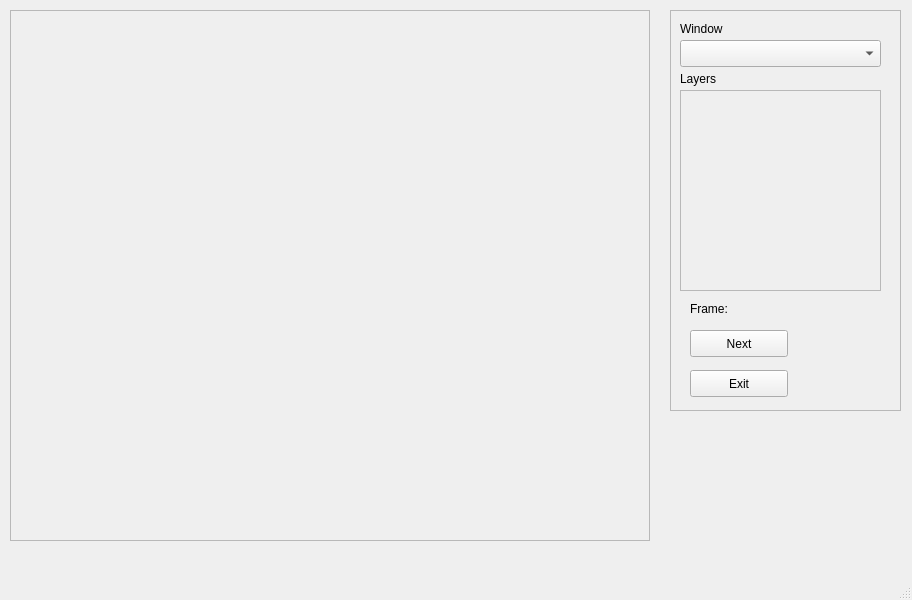
The window that Vision/VisionWrapper/mainwindow.ui (NUbots/robocup) describes before a commit, drawn with Qt 5.
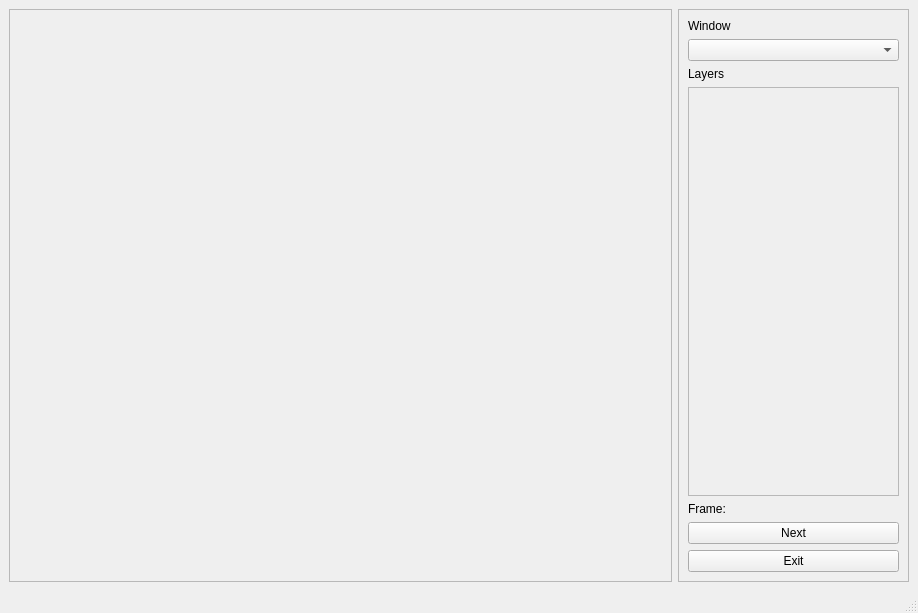
The same window after the commit.

What changed in the file:
```diff
--- a/Vision/VisionWrapper/mainwindow.ui
+++ b/Vision/VisionWrapper/mainwindow.ui
@@ -6,8 +6,8 @@
    <rect>
     <x>0</x>
     <y>0</y>
-    <width>912</width>
-    <height>600</height>
+    <width>918</width>
+    <height>613</height>
    </rect>
   </property>
   <property name="sizePolicy">
@@ -20,17 +20,11 @@
    <string>MainWindow</string>
   </property>
   <widget class="QWidget" name="centralwidget">
+   <layout class="QHBoxLayout" name="horizontalLayout">
+    <item>
    <widget class="QScrollArea" name="windowsScrollArea">
-    <property name="geometry">
-     <rect>
-      <x>10</x>
-      <y>10</y>
-      <width>640</width>
-      <height>531</height>
-     </rect>
-    </property>
     <property name="sizePolicy">
-     <sizepolicy hsizetype="Fixed" vsizetype="Expanding">
+       <sizepolicy hsizetype="Preferred" vsizetype="Preferred">
       <horstretch>0</horstretch>
       <verstretch>0</verstretch>
      </sizepolicy>
@@ -43,20 +37,32 @@
       <rect>
        <x>0</x>
        <y>0</y>
-       <width>638</width>
-       <height>529</height>
+         <width>661</width>
+         <height>546</height>
       </rect>
      </property>
     </widget>
    </widget>
+    </item>
+    <item>
    <widget class="QFrame" name="frame">
-    <property name="geometry">
-     <rect>
-      <x>670</x>
-      <y>10</y>
+      <property name="sizePolicy">
+       <sizepolicy hsizetype="Fixed" vsizetype="Preferred">
+        <horstretch>0</horstretch>
+        <verstretch>0</verstretch>
+       </sizepolicy>
+      </property>
+      <property name="minimumSize">
+       <size>
       <width>231</width>
       <height>401</height>
-     </rect>
+       </size>
+      </property>
+      <property name="maximumSize">
+       <size>
+        <width>231</width>
+        <height>16777215</height>
+       </size>
     </property>
     <property name="frameShape">
      <enum>QFrame::StyledPanel</enum>
@@ -64,105 +70,66 @@
     <property name="frameShadow">
      <enum>QFrame::Raised</enum>
     </property>
+      <layout class="QVBoxLayout" name="verticalLayout">
+       <item>
+        <widget class="QLabel" name="label">
+         <property name="text">
+          <string>Window</string>
+         </property>
+        </widget>
+       </item>
+       <item>
+        <widget class="QComboBox" name="windowComboBox"/>
+       </item>
+       <item>
     <widget class="QLabel" name="label_2">
-     <property name="geometry">
-      <rect>
-       <x>10</x>
-       <y>60</y>
-       <width>66</width>
-       <height>17</height>
-      </rect>
-     </property>
      <property name="text">
       <string>Layers</string>
      </property>
     </widget>
-    <widget class="QPushButton" name="exit_pb">
+       </item>
+       <item>
+        <widget class="QScrollArea" name="layersScrollArea">
+         <property name="widgetResizable">
+          <bool>true</bool>
+         </property>
+         <widget class="QWidget" name="scrollAreaWidgetContents">
      <property name="geometry">
       <rect>
-       <x>20</x>
-       <y>360</y>
-       <width>98</width>
-       <height>27</height>
-      </rect>
-     </property>
-     <property name="text">
-      <string>Exit</string>
-     </property>
-    </widget>
+            <x>0</x>
+            <y>0</y>
+            <width>209</width>
+            <height>358</height>
+           </rect>
+          </property>
+         </widget>
+        </widget>
+       </item>
+       <item>
     <widget class="QLabel" name="label_frame">
-     <property name="geometry">
-      <rect>
-       <x>20</x>
-       <y>290</y>
-       <width>71</width>
-       <height>17</height>
-      </rect>
-     </property>
      <property name="text">
       <string>Frame: </string>
      </property>
     </widget>
+       </item>
+       <item>
     <widget class="QPushButton" name="next_pb">
-     <property name="geometry">
-      <rect>
-       <x>20</x>
-       <y>320</y>
-       <width>98</width>
-       <height>27</height>
-      </rect>
-     </property>
      <property name="text">
       <string>Next</string>
      </property>
     </widget>
-    <widget class="QComboBox" name="windowComboBox">
-     <property name="geometry">
-      <rect>
-       <x>10</x>
-       <y>30</y>
-       <width>201</width>
-       <height>27</height>
-      </rect>
-     </property>
-    </widget>
-    <widget class="QLabel" name="label">
-     <property name="geometry">
-      <rect>
-       <x>10</x>
-       <y>10</y>
-       <width>66</width>
-       <height>17</height>
-      </rect>
-     </property>
+       </item>
+       <item>
+        <widget class="QPushButton" name="exit_pb">
      <property name="text">
-      <string>Window</string>
-     </property>
-    </widget>
-    <widget class="QScrollArea" name="layersScrollArea">
-     <property name="geometry">
-      <rect>
-       <x>10</x>
-       <y>80</y>
-       <width>201</width>
-       <height>201</height>
-      </rect>
-     </property>
-     <property name="widgetResizable">
-      <bool>true</bool>
-     </property>
-     <widget class="QWidget" name="scrollAreaWidgetContents">
-      <property name="geometry">
-       <rect>
-        <x>0</x>
-        <y>0</y>
-        <width>199</width>
-        <height>199</height>
-       </rect>
-      </property>
+          <string>Exit</string>
+         </property>
+        </widget>
+       </item>
+      </layout>
      </widget>
-    </widget>
-   </widget>
+    </item>
+   </layout>
    <zorder>frame</zorder>
    <zorder>windowsScrollArea</zorder>
   </widget>
```
Left out of the diff: 2 changed lines with no effect on the pictures. Lines whose indentation alone changed are shown as unchanged.
